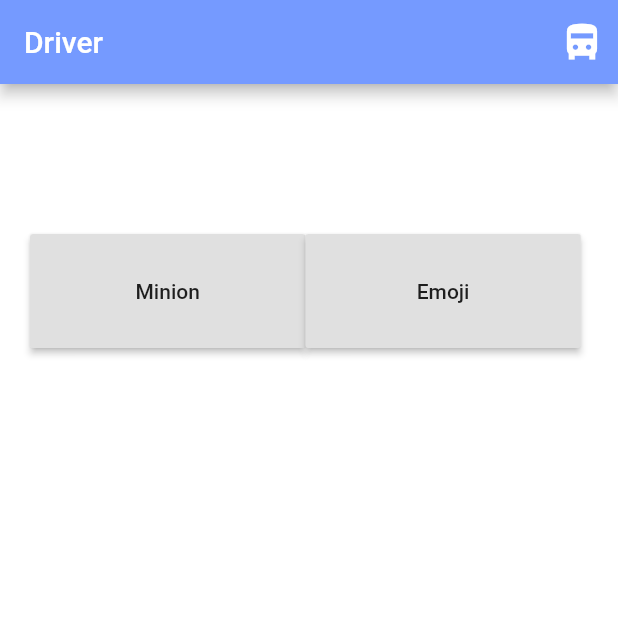
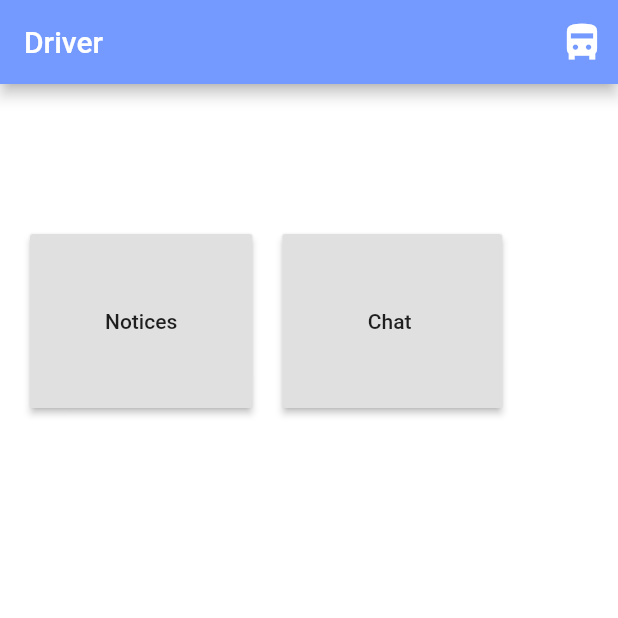
Before and after one commit to Christy02/SafeBus, a Flutter app: the DriverPage screen opened directly, on a phone screen of 412 x 824 dp, the top half of it. Run offline on Flutter 3.47's test engine with Material 2 defaults, Android fonts, the light colour scheme and no system bars; our stand-ins replace cloud_firestore, firebase_auth, firebase_core, fluttertoast; accounts and stored records are empty.

Commit message:
sized box

```diff
--- a/lib/driver.dart
+++ b/lib/driver.dart
@@ -40,34 +40,24 @@
           child: Row(
             children: <Widget>[
               RaisedButton(
-                padding: EdgeInsets.all(30),
+                  padding: EdgeInsets.all(50),
                   onPressed: () {
                     Route route =
                         MaterialPageRoute(builder: (context) => LoginPage());
                     Navigator.push(context, route);
                   },
-                child: SizedBox(
-                  width: MediaQuery.of(context).size.width * 0.3,
-                  child: Text(
-                    "Minion",
-                    textAlign: TextAlign.center,
-                  ),
-                ),
+                  child: const Text('Notices')),
+              const SizedBox(
+                width: 20,
               ),
               RaisedButton(
-                padding: EdgeInsets.all(30),
+                  padding: EdgeInsets.all(50),
                   onPressed: () {
                     Route route =
                         MaterialPageRoute(builder: (context) => LoginPage());
                     Navigator.push(context, route);
                   },
-                child: SizedBox(
-                    width: MediaQuery.of(context).size.width * 0.3,
-                    child: Text(
-                      "Emoji",
-                      textAlign: TextAlign.center,
-                    )),
-              ),
+                  child: const Text('  Chat   ')),
             ],
           ),
         ),
```
Lines whose indentation alone changed are shown as unchanged.
